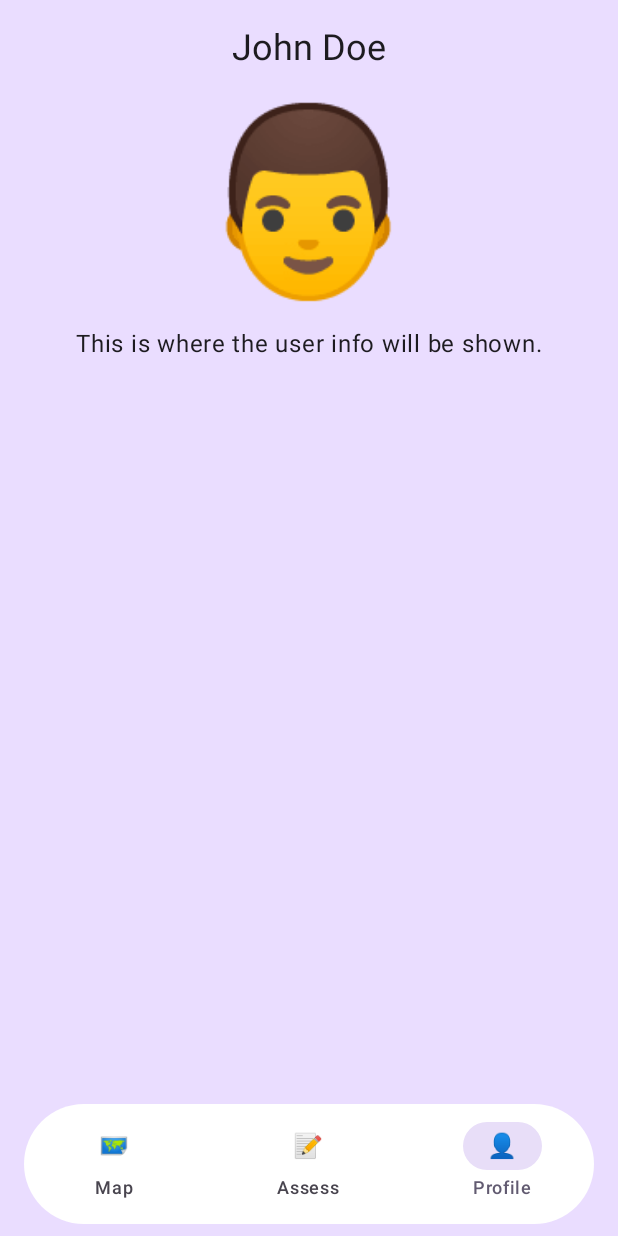
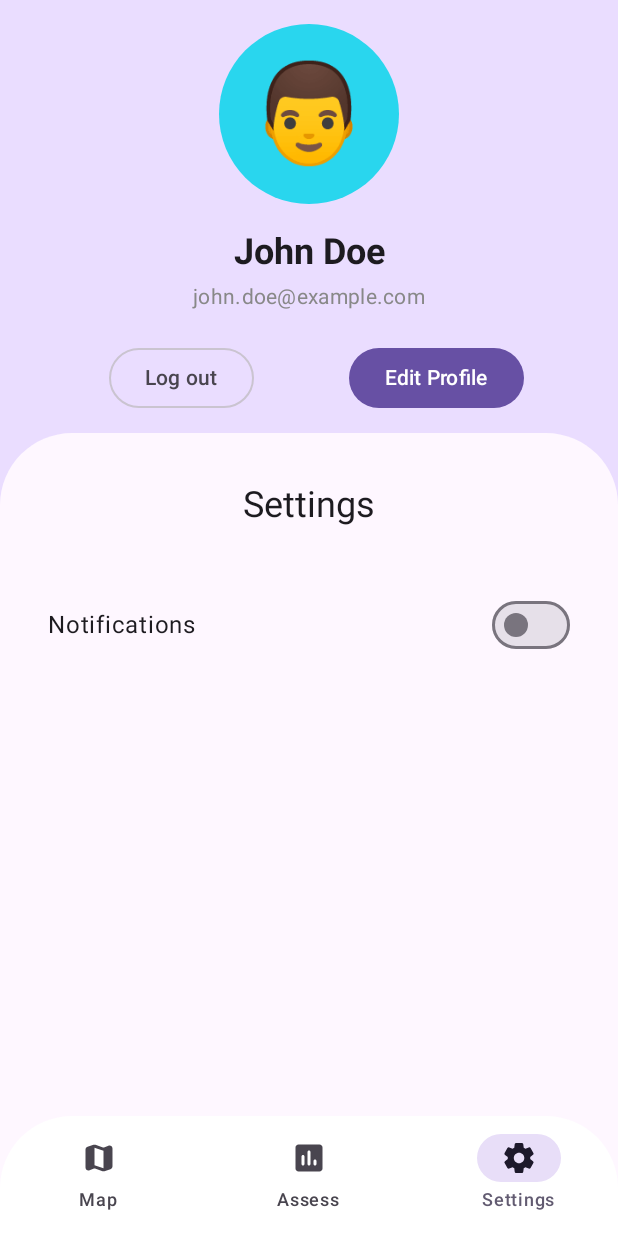
Before and after one commit to ThatSebastjan/GeoMetrics, an Android app built with Jetpack Compose: the screen it shows after launch (MainActivity), item 3 of the bottom bar chosen, on a phone screen of 412 x 824 dp. Run offline under Robolectric (Android 15) with nearby library versions, the phone set to English and light mode, and no system bars; libraries missing offline, so code that uses them is left out: com.mapbox.geojson, com.mapbox.maps; 6 statements that could not run were skipped.

Commit message:
ProfileScreen now SettingsScreen, navigation bar icons added,  overall ui improvements

```diff
--- a/GeoMtrics/composeApp/src/androidMain/kotlin/com/geometrics/app/App.kt
+++ b/GeoMtrics/composeApp/src/androidMain/kotlin/com/geometrics/app/App.kt
@@ -4,6 +4,7 @@ import androidx.compose.foundation.background
 import androidx.compose.foundation.layout.fillMaxSize
 import androidx.compose.foundation.layout.padding
 import androidx.compose.foundation.shape.RoundedCornerShape
+import androidx.compose.material3.Icon
 import androidx.compose.material3.MaterialTheme
 import androidx.compose.material3.NavigationBar
 import androidx.compose.material3.NavigationBarItem
@@ -12,36 +13,48 @@ import androidx.compose.material3.Text
 import androidx.compose.runtime.*
 import androidx.compose.ui.Modifier
 import androidx.compose.ui.draw.clip
+import androidx.compose.ui.res.painterResource
 import androidx.compose.ui.unit.dp
 import com.app.geometrics.AssessScreen
 import com.app.geometrics.MapScreen
-import com.app.geometrics.ProfileScreen
+import com.app.geometrics.SettingsScreen
 import org.jetbrains.compose.ui.tooling.preview.Preview
 
-private sealed class Screen(val title: String, val icon: String) {
-    object Map : Screen("Map", "🗺️")
-    object Assess : Screen("Assess", "📝")
-    object Profile : Screen("Profile", "👤")
+private sealed class Screen(val title: String, val icon: @Composable () -> Unit) {
+    object Map : Screen("Map", { Icon(
+        painter = painterResource(R.drawable.ic_map_24),
+        contentDescription = "Assess"
+    ) })
+    object Assess : Screen("Assess", {  Icon(
+        painter = painterResource(R.drawable.ic_assess_24),
+        contentDescription = "Assess"
+    ) })
+    object Settings : Screen("Settings", {
+        Icon(
+        painter = painterResource(R.drawable.ic_settings_24),
+            contentDescription = "Settings"
+        )
+    })
 }
 
 @Composable
 @Preview(showBackground = true)
 fun App() {
     var selectedScreen by remember { mutableStateOf<Screen>(Screen.Assess) }
-    val screens = listOf(Screen.Map, Screen.Assess, Screen.Profile)
+    val screens = listOf(Screen.Map, Screen.Assess, Screen.Settings)
 
     MaterialTheme {
         Scaffold(
             bottomBar = {
                 NavigationBar(
                     modifier = Modifier
-                        .padding(horizontal = 16.dp, vertical = 8.dp)
-                        .clip(RoundedCornerShape(48.dp)),
+//                        .padding(horizontal = 16.dp, vertical = 8.dp) // floating bar
+                        .clip(RoundedCornerShape(topEnd = 48.dp, topStart = 48.dp)),
                     containerColor = MaterialTheme.colorScheme.onPrimary
                 ) {
                     screens.forEach { screen ->
                         NavigationBarItem(
-                            icon = { Text(screen.icon) },
+                            icon = screen.icon,
                             label = { Text(screen.title) },
                             selected = selectedScreen == screen,
                             onClick = { selectedScreen = screen }
@@ -63,7 +76,7 @@ fun App() {
                         .background(MaterialTheme.colorScheme.primaryContainer)
                         .padding(innerPadding)
                 )
-                is Screen.Profile -> ProfileScreen(
+                is Screen.Settings -> SettingsScreen(
                     modifier = Modifier
                         .fillMaxSize()
                         .background(MaterialTheme.colorScheme.primaryContainer)
--- a/GeoMtrics/composeApp/src/androidMain/kotlin/com/geometrics/app/AssessScreen.kt
+++ b/GeoMtrics/composeApp/src/androidMain/kotlin/com/geometrics/app/AssessScreen.kt
@@ -11,6 +11,7 @@ import androidx.compose.ui.geometry.Size
 import androidx.compose.ui.graphics.Color
 import org.jetbrains.compose.ui.tooling.preview.Preview
 import androidx.compose.ui.unit.dp
+import androidx.compose.ui.zIndex
 import com.geometrics.app.components.GaugeComponent
 import com.geometrics.app.components.MapBoxContainer
 import com.mapbox.maps.extension.style.expressions.dsl.generated.color
@@ -27,15 +28,15 @@ fun AssessScreen(
         horizontalAlignment = Alignment.CenterHorizontally,
         verticalArrangement = Arrangement.Top
     ) {
+
         Text("Assess", style = MaterialTheme.typography.headlineSmall)
         Spacer(modifier = Modifier.height(32.dp))
         Row(
             modifier = Modifier
-                    .fillMaxWidth(.95f)
-                    .padding(bottom = 16.dp)
+                .fillMaxWidth()
                 .background(
                     color = MaterialTheme.colorScheme.background,
-                        shape = RoundedCornerShape(48.dp)
+                    shape = RoundedCornerShape(topStart = 48.dp, topEnd = 48.dp)
                 )
                 .padding(8.dp),
             horizontalArrangement = Arrangement.SpaceEvenly,
@@ -76,20 +77,21 @@ fun AssessScreen(
 
             }
         }
+    }
 
-
+    Box(
+        modifier = Modifier.fillMaxSize(),
+        contentAlignment = Alignment.BottomCenter
+    ) {
         Surface(
             modifier = Modifier
-                .fillMaxHeight(.95f),
-            shape = RoundedCornerShape(48.dp),
-            tonalElevation = 2.dp,
-            color = MaterialTheme.colorScheme.primaryContainer.copy(alpha = 0.2f),
+                .fillMaxWidth()
+                .fillMaxHeight(.71f)
+                .zIndex(1f)
         ) {
             MapBoxContainer(
                 zoomLevel = 18.0,
-                modifier = Modifier
-                    .fillMaxWidth(.95f)
-                    .height(300.dp)
+                modifier = Modifier.fillMaxSize()
             )
         }
     }
--- a/GeoMtrics/composeApp/src/androidMain/kotlin/com/geometrics/app/MapScreen.kt
+++ b/GeoMtrics/composeApp/src/androidMain/kotlin/com/geometrics/app/MapScreen.kt
@@ -1,6 +1,7 @@
 package com.app.geometrics
 
 import androidx.compose.foundation.layout.*
+import androidx.compose.foundation.shape.RoundedCornerShape
 import androidx.compose.material3.*
 import androidx.compose.runtime.*
 import androidx.compose.ui.Alignment
@@ -16,17 +17,14 @@ import com.mapbox.maps.MapboxMap
 fun MapScreen(
     modifier: Modifier = Modifier,
 ) {
-    Column(
-        modifier = modifier
-            .fillMaxSize()
-            .padding(16.dp),
-        horizontalAlignment = Alignment.CenterHorizontally,
-        verticalArrangement = Arrangement.Top
+    Surface(
+        modifier = Modifier
+            .fillMaxSize(),
+        tonalElevation = 2.dp,
+        color = MaterialTheme.colorScheme.primaryContainer.copy(alpha = 0.2f),
     ) {
-        Text("Map", style = MaterialTheme.typography.headlineSmall)
-        Spacer(modifier = Modifier.height(12.dp))
-        Text ("Placeholder view for the Map view")
-        Spacer(modifier = Modifier.height(12.dp))
+
+
         MapBoxContainer(
             modifier = Modifier
                 .fillMaxSize()
--- a/GeoMtrics/composeApp/src/androidMain/kotlin/com/geometrics/app/ProfileScreen.kt
+++ /dev/null
@@ -1,30 +0,0 @@
-package com.app.geometrics
-
-import androidx.compose.foundation.layout.*
-import androidx.compose.material3.*
-import androidx.compose.runtime.*
-import androidx.compose.ui.Alignment
-import androidx.compose.ui.Modifier
-import org.jetbrains.compose.ui.tooling.preview.Preview
-import androidx.compose.ui.unit.dp
-import androidx.compose.ui.unit.sp
-
-@Composable
-@Preview
-fun ProfileScreen(
-    modifier: Modifier = Modifier,
-) {
-    Column(
-        modifier = modifier
-            .fillMaxSize()
-            .padding(16.dp),
-        horizontalAlignment = Alignment.CenterHorizontally,
-        verticalArrangement = Arrangement.Top
-    ) {
-        Text("John Doe", style = MaterialTheme.typography.headlineSmall)
-        Spacer(modifier = Modifier.height(16.dp))
-        Text("👨", fontSize = 120.sp)
-        Spacer(modifier = Modifier.height(12.dp))
-        Text ("This is where the user info will be shown.")
-    }
-}
--- /dev/null
+++ b/GeoMtrics/composeApp/src/androidMain/kotlin/com/geometrics/app/SettingsScreen.kt
@@ -0,0 +1,196 @@
+package com.app.geometrics
+
+import androidx.compose.foundation.background
+import androidx.compose.foundation.layout.Arrangement
+import androidx.compose.foundation.layout.Box
+import androidx.compose.foundation.layout.Column
+import androidx.compose.foundation.layout.Row
+import androidx.compose.foundation.layout.Spacer
+import androidx.compose.foundation.layout.fillMaxHeight
+import androidx.compose.foundation.layout.fillMaxSize
+import androidx.compose.foundation.layout.fillMaxWidth
+import androidx.compose.foundation.layout.height
+import androidx.compose.foundation.layout.padding
+import androidx.compose.foundation.layout.size
+import androidx.compose.foundation.layout.width
+import androidx.compose.foundation.layout.wrapContentWidth
+import androidx.compose.foundation.shape.CircleShape
+import androidx.compose.foundation.shape.RoundedCornerShape
+import androidx.compose.material3.Button
+import androidx.compose.material3.MaterialTheme
+import androidx.compose.material3.OutlinedButton
+import androidx.compose.material3.OutlinedTextField
+import androidx.compose.material3.Scaffold
+import androidx.compose.material3.Surface
+import androidx.compose.material3.Switch
+import androidx.compose.material3.Text
+import androidx.compose.runtime.Composable
+import androidx.compose.runtime.getValue
+import androidx.compose.runtime.mutableStateOf
+import androidx.compose.runtime.remember
+import androidx.compose.runtime.setValue
+import androidx.compose.animation.core.animateFloatAsState
+import androidx.compose.ui.Alignment
+import androidx.compose.ui.Modifier
+import androidx.compose.ui.graphics.Color
+import androidx.compose.ui.graphics.Shape
+import androidx.compose.ui.text.font.FontWeight
+import androidx.compose.ui.text.style.TextAlign
+import androidx.compose.ui.tooling.preview.Preview
+import androidx.compose.ui.unit.dp
+import androidx.compose.ui.unit.sp
+import androidx.compose.ui.zIndex
+import com.geometrics.app.components.MapBoxContainer
+import com.mapbox.maps.extension.style.expressions.dsl.generated.color
+
+
+@Composable
+fun SettingsScreen(
+    modifier: Modifier = Modifier,
+) {
+    var name by remember { mutableStateOf("John Doe") }
+    var email by remember { mutableStateOf("john.doe@example.com") }
+    var isEditing by remember { mutableStateOf(false) }
+    var notificationsEnabled by remember { mutableStateOf(false) }
+    val animatedRatio by animateFloatAsState(targetValue = if (isEditing) 0.55f else 0.65f)
+
+
+    Column(
+        modifier = modifier
+            .fillMaxSize()
+            .padding(top = 16.dp),
+        horizontalAlignment = Alignment.CenterHorizontally,
+        verticalArrangement = Arrangement.Top
+    ) {
+
+        Box(
+            modifier = Modifier
+                .size(120.dp)
+                .background(Color(0xFF29D6EE), shape = CircleShape),
+            contentAlignment = Alignment.Center
+        ) {
+            Text("👨", fontSize = 64.sp)
+        }
+
+        Spacer(modifier = Modifier.height(16.dp))
+
+        if (isEditing) {
+            Column(
+                modifier = Modifier
+                    .fillMaxWidth(.9f)
+            ){
+                OutlinedTextField(
+                    value = name,
+                    onValueChange = { name = it },
+                    label = { Text("Name") },
+                    singleLine = true,
+                    modifier = Modifier.fillMaxWidth()
+                )
+                Spacer(modifier = Modifier.height(8.dp))
+                OutlinedTextField(
+                    value = email,
+                    onValueChange = { email = it },
+                    label = { Text("Email") },
+                    singleLine = true,
+                    modifier = Modifier.fillMaxWidth()
+                )
+                Spacer(modifier = Modifier.height(12.dp))
+                Row(
+                    modifier = Modifier.fillMaxWidth(),
+                    horizontalArrangement = Arrangement.SpaceBetween
+                ) {
+                    Button(onClick = { isEditing = false }) {
+                        Text("Save")
+                    }
+                    OutlinedButton(onClick = {
+                        name = "John Doe"
+                        email = "john.doe@example.com"
+                        isEditing = false
+                    }) {
+                        Text("Cancel")
+                    }
+                }
+            }
+        } else {
+            Text(
+                name,
+                style = MaterialTheme.typography.headlineSmall,
+                fontWeight = FontWeight.Bold
+            )
+            Spacer(modifier = Modifier.height(4.dp))
+            Text(email, style = MaterialTheme.typography.bodyMedium, color = Color.Gray)
+            Spacer(modifier = Modifier.height(20.dp))
+            Row(
+                modifier = Modifier
+                    .fillMaxWidth()
+                    .padding(10.dp, bottom = 20.dp),
+                horizontalArrangement = Arrangement.SpaceEvenly
+            ) {
+                OutlinedButton(onClick = { /* handle logout */ }) {
+                    Text("Log out")
+                }
+                Button(
+                    onClick = { isEditing = true },
+                ) {
+                    Text("Edit Profile")
+                }
+            }
+        }
+    }
+
+    Box(
+        modifier = Modifier.fillMaxSize(),
+        contentAlignment = Alignment.BottomCenter
+    ) {
+        Surface(
+            modifier = Modifier
+                .fillMaxWidth()
+                .fillMaxHeight(animatedRatio)
+                .zIndex(-1f),
+            shape = RoundedCornerShape(topStart = 48.dp, topEnd = 48.dp)
+        ) {
+            Column(
+                modifier = Modifier
+                    .fillMaxSize()
+                    .padding(top = 16.dp, bottom = 24.dp, start = 16.dp, end = 16.dp),
+//                horizontalAlignment = Alignment.CenterHorizontally,
+                verticalArrangement = Arrangement.Top
+            ) {
+                Row(
+                    modifier = Modifier
+                        .fillMaxWidth()
+                        .padding(top = 16.dp, bottom = 24.dp, start = 16.dp, end = 16.dp),
+                    horizontalArrangement = Arrangement.Center
+                ) {
+                    Text(
+                        "Settings",
+                        style = MaterialTheme.typography.headlineSmall,
+                        textAlign = TextAlign.Center) }
+
+                Row(
+                    modifier = Modifier
+                        .fillMaxWidth()
+                        .padding(top = 16.dp, bottom = 24.dp, start = 16.dp, end = 16.dp),
+                    verticalAlignment = Alignment.CenterVertically
+                ) {
+                    Text(
+                        "Notifications",
+                        style = MaterialTheme.typography.bodyLarge,
+                        modifier = Modifier.weight(1f)
+                    )
+                    Switch(
+                        checked = notificationsEnabled,
+                        onCheckedChange = { notificationsEnabled = it }
+                    )
+                }
+            }
+        }
+    }
+}
+
+
+@Preview(showBackground = true)
+@Composable
+fun ProfileScreenPreview() {
+    SettingsScreen()
+}
--- a/GeoMtrics/composeApp/src/androidMain/kotlin/com/geometrics/app/components/MapBoxComponent.kt
+++ b/GeoMtrics/composeApp/src/androidMain/kotlin/com/geometrics/app/components/MapBoxComponent.kt
@@ -20,6 +20,7 @@ import androidx.compose.ui.viewinterop.AndroidView
 import androidx.core.content.ContextCompat
 import androidx.lifecycle.Lifecycle
 import androidx.lifecycle.LifecycleEventObserver
+import androidx.lifecycle.compose.LocalLifecycleOwner
 import com.mapbox.geojson.Point
 import com.mapbox.maps.CameraOptions
 import com.mapbox.maps.MapView
@@ -33,7 +34,7 @@ fun MapBoxContainer(
     if (LocalInspectionMode.current) return
 
     val context = LocalContext.current
-    val lifecycleOwner = LocalLifecycleOwner.current
+    val lifecycleOwner = androidx.lifecycle.compose.LocalLifecycleOwner.current
     val mapView = rememberMapView(context)
 
     // Runtime permission launcher
@@ -56,7 +57,7 @@ fun MapBoxContainer(
             val last = lm.getLastKnownLocation(LocationManager.GPS_PROVIDER)
                 ?: lm.getLastKnownLocation(LocationManager.NETWORK_PROVIDER)
             last?.let { location ->
-                mapView.getMapboxMap().setCamera(
+                mapView.mapboxMap.setCamera(
                     CameraOptions.Builder()
                         .center(Point.fromLngLat(location.longitude, location.latitude))
                     .zoom(zoomLevel)
--- /dev/null
+++ b/GeoMtrics/composeApp/src/androidMain/res/drawable/ic_assess_24.xml
@@ -0,0 +1,5 @@
+<vector xmlns:android="http://schemas.android.com/apk/res/android" android:height="24dp" android:tint="#000000" android:viewportHeight="24" android:viewportWidth="24" android:width="24dp">
+
+    <path android:fillColor="@android:color/white" android:pathData="M19,3L5,3c-1.1,0 -2,0.9 -2,2v14c0,1.1 0.9,2 2,2h14c1.1,0 2,-0.9 2,-2L21,5c0,-1.1 -0.9,-2 -2,-2zM8,17c-0.55,0 -1,-0.45 -1,-1v-5c0,-0.55 0.45,-1 1,-1s1,0.45 1,1v5c0,0.55 -0.45,1 -1,1zM12,17c-0.55,0 -1,-0.45 -1,-1L11,8c0,-0.55 0.45,-1 1,-1s1,0.45 1,1v8c0,0.55 -0.45,1 -1,1zM16,17c-0.55,0 -1,-0.45 -1,-1v-2c0,-0.55 0.45,-1 1,-1s1,0.45 1,1v2c0,0.55 -0.45,1 -1,1z"/>
+
+</vector>
--- /dev/null
+++ b/GeoMtrics/composeApp/src/androidMain/res/drawable/ic_map_24.xml
@@ -0,0 +1,5 @@
+<vector xmlns:android="http://schemas.android.com/apk/res/android" android:height="24dp" android:tint="#000000" android:viewportHeight="24" android:viewportWidth="24" android:width="24dp">
+
+    <path android:fillColor="@android:color/white" android:pathData="M14.65,4.98l-5,-1.75c-0.42,-0.15 -0.88,-0.15 -1.3,-0.01L4.36,4.56C3.55,4.84 3,5.6 3,6.46v11.85c0,1.41 1.41,2.37 2.72,1.86l2.93,-1.14c0.22,-0.09 0.47,-0.09 0.69,-0.01l5,1.75c0.42,0.15 0.88,0.15 1.3,0.01l3.99,-1.34c0.81,-0.27 1.36,-1.04 1.36,-1.9V5.69c0,-1.41 -1.41,-2.37 -2.72,-1.86l-2.93,1.14c-0.22,0.08 -0.46,0.09 -0.69,0.01zM15,18.89l-6,-2.11V5.11l6,2.11v11.67z"/>
+
+</vector>
--- /dev/null
+++ b/GeoMtrics/composeApp/src/androidMain/res/drawable/ic_settings_24.xml
@@ -0,0 +1,5 @@
+<vector xmlns:android="http://schemas.android.com/apk/res/android" android:height="24dp" android:tint="#000000" android:viewportHeight="24" android:viewportWidth="24" android:width="24dp">
+
+    <path android:fillColor="@android:color/white" android:pathData="M19.5,12c0,-0.23 -0.01,-0.45 -0.03,-0.68l1.86,-1.41c0.4,-0.3 0.51,-0.86 0.26,-1.3l-1.87,-3.23c-0.25,-0.44 -0.79,-0.62 -1.25,-0.42l-2.15,0.91c-0.37,-0.26 -0.76,-0.49 -1.17,-0.68l-0.29,-2.31C14.8,2.38 14.37,2 13.87,2h-3.73C9.63,2 9.2,2.38 9.14,2.88L8.85,5.19c-0.41,0.19 -0.8,0.42 -1.17,0.68L5.53,4.96c-0.46,-0.2 -1,-0.02 -1.25,0.42L2.41,8.62c-0.25,0.44 -0.14,0.99 0.26,1.3l1.86,1.41C4.51,11.55 4.5,11.77 4.5,12s0.01,0.45 0.03,0.68l-1.86,1.41c-0.4,0.3 -0.51,0.86 -0.26,1.3l1.87,3.23c0.25,0.44 0.79,0.62 1.25,0.42l2.15,-0.91c0.37,0.26 0.76,0.49 1.17,0.68l0.29,2.31C9.2,21.62 9.63,22 10.13,22h3.73c0.5,0 0.93,-0.38 0.99,-0.88l0.29,-2.31c0.41,-0.19 0.8,-0.42 1.17,-0.68l2.15,0.91c0.46,0.2 1,0.02 1.25,-0.42l1.87,-3.23c0.25,-0.44 0.14,-0.99 -0.26,-1.3l-1.86,-1.41C19.49,12.45 19.5,12.23 19.5,12zM12.04,15.5c-1.93,0 -3.5,-1.57 -3.5,-3.5s1.57,-3.5 3.5,-3.5s3.5,1.57 3.5,3.5S13.97,15.5 12.04,15.5z"/>
+
+</vector>
```
Lines whose indentation alone changed are shown as unchanged.
